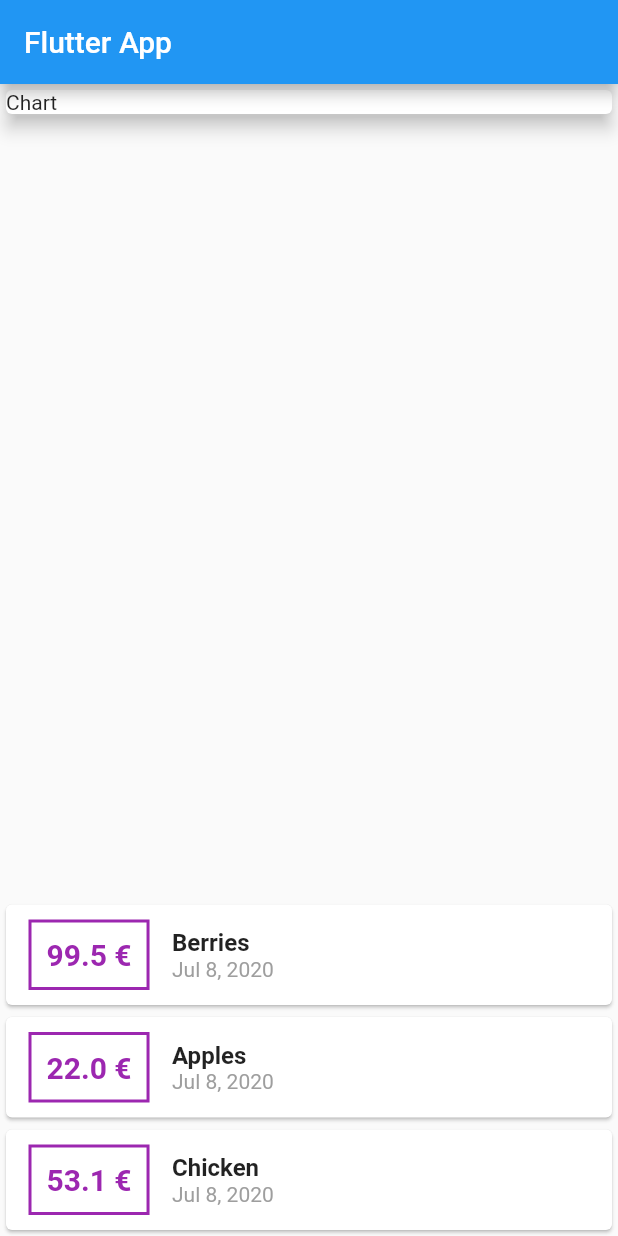
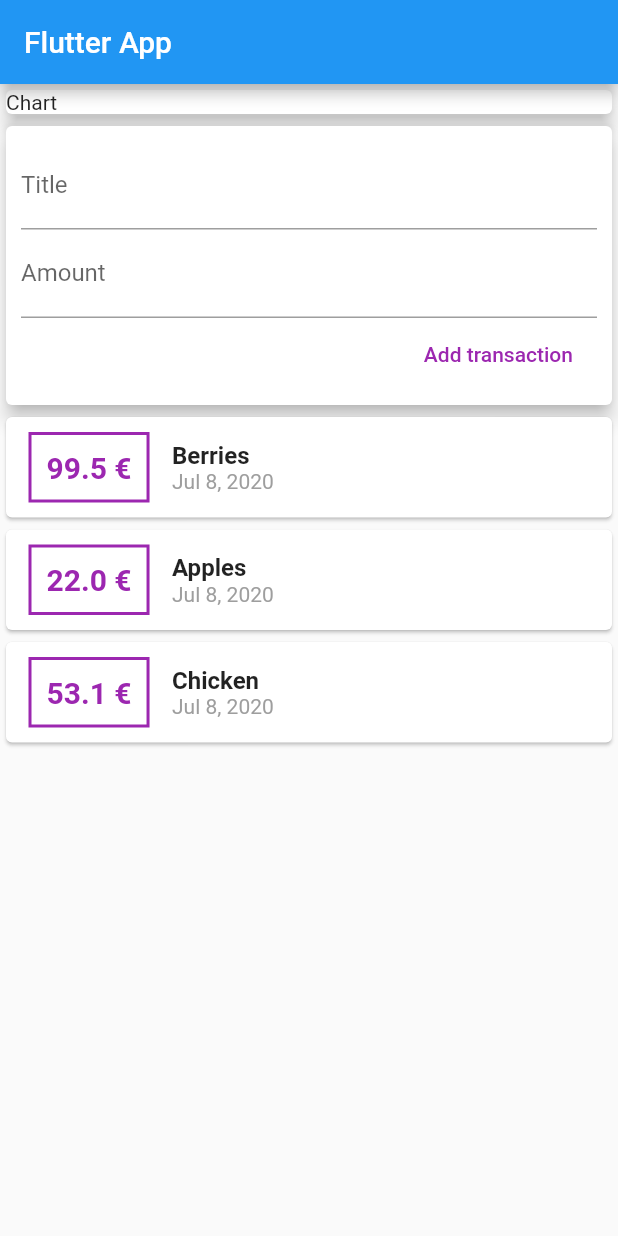
Before and after one commit to adrianbadarau/flutter-expense-tracker, a Flutter app: the screen it shows after launch, on a phone screen of 412 x 824 dp. Run offline on Flutter 3.47's test engine with Material 2 defaults, Android fonts, the phone set to English and light mode, and no system bars.

Commit message:
added inputs and logic for creating a new transaction

```diff
--- a/lib/main.dart
+++ b/lib/main.dart
@@ -25,6 +25,9 @@ class MyHomePage extends StatelessWidget {
         id: 'id-3', title: 'Chicken', amount: 53.1, createdAt: DateTime.now()),
   ];
 
+  final titleController = TextEditingController();
+  final amountController = TextEditingController();
+
   @override
   Widget build(BuildContext context) {
     return Scaffold(
@@ -32,13 +35,45 @@ class MyHomePage extends StatelessWidget {
         title: Text('Flutter App'),
       ),
       body: Column(
-        mainAxisAlignment: MainAxisAlignment.spaceBetween,
+        crossAxisAlignment: CrossAxisAlignment.stretch,
         children: <Widget>[
           Container(
             width: double.infinity,
             child: Card(
               child: Text('Chart'),
               elevation: 5,
+            ),
+          ),
+          Card(
+            elevation: 5,
+            child: Container(
+              padding: EdgeInsets.all(10),
+              child: Column(
+                crossAxisAlignment: CrossAxisAlignment.end,
+                children: <Widget>[
+                  TextField(
+                    decoration: InputDecoration(labelText: 'Title'),
+                    controller: titleController,
+                  ),
+                  TextField(
+                    decoration: InputDecoration(labelText: 'Amount'),
+                    controller: amountController,
+                  ),
+                  FlatButton(
+                    child: Text('Add transaction'),
+                    onPressed: () {
+                      var transaction = Transaction(
+                        createdAt: DateTime.now(),
+                        amount: double.parse(amountController.text),
+                        title: titleController.text,
+                        id: "${titleController.text} and ${amountController.text}"
+                      );
+                      transactions.add(transaction);
+                    },
+                    textColor: Colors.purple,
+                  )
+                ],
+              ),
             ),
           ),
           Column(
@@ -74,7 +109,8 @@ class MyHomePage extends StatelessWidget {
                           ),
                         ),
                         Text(
-                          DateFormat(DateFormat.YEAR_ABBR_MONTH_DAY).format(tx.createdAt),
+                          DateFormat(DateFormat.YEAR_ABBR_MONTH_DAY)
+                              .format(tx.createdAt),
                           style: TextStyle(color: Colors.grey),
                         )
                       ],
```
